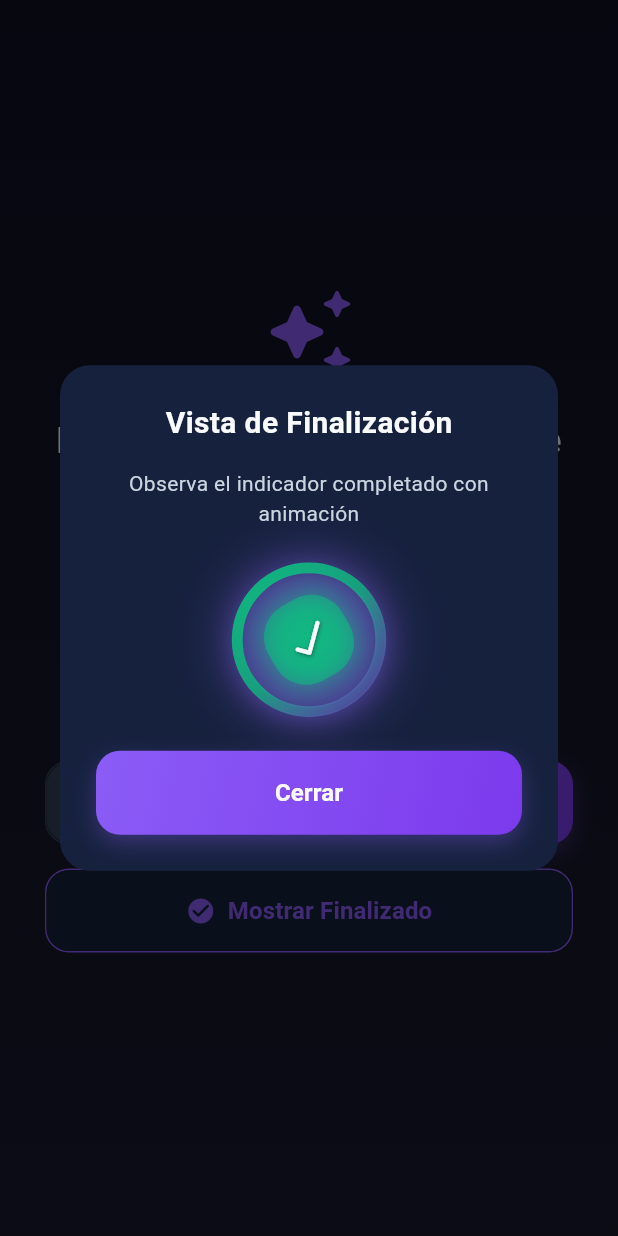
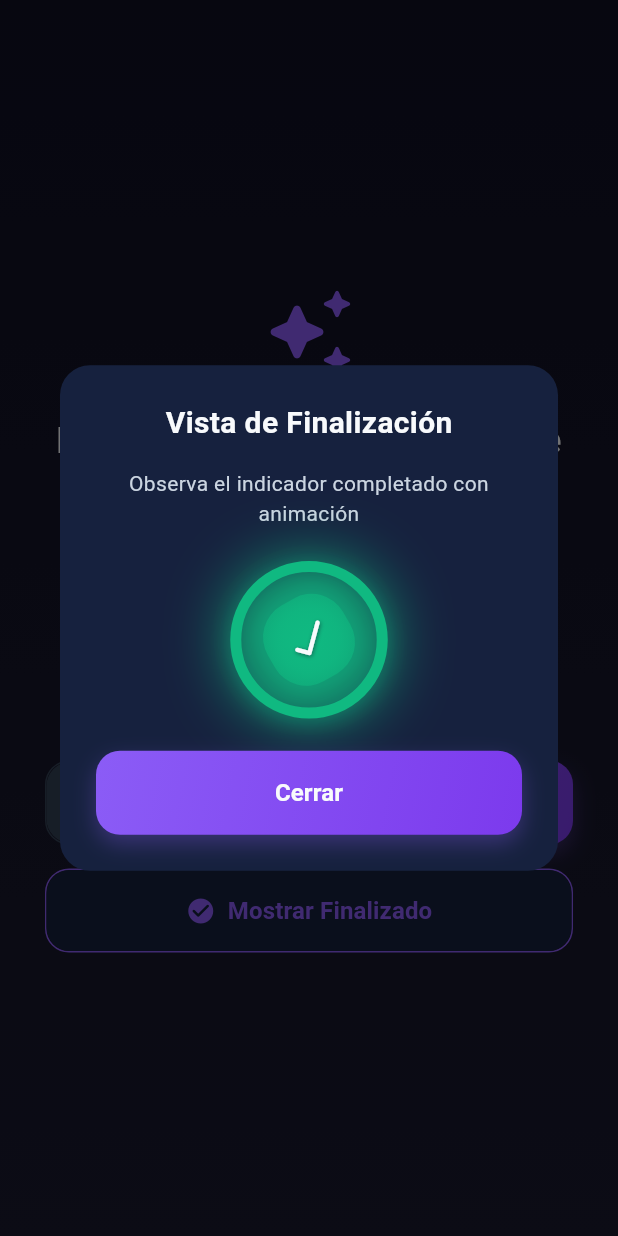
Before and after one commit to MarlonMorales232409/kazerest_form_flutter, a Flutter app: the ProgressDemoView screen opened directly, after a tap on "Mostrar Finalizado", on a phone screen of 412 x 824 dp. Run offline on Flutter 3.47's test engine with Material 3 defaults, Android fonts, the phone set to English and light mode, and no system bars; drawn by our look-alikes of percent_indicator; our stand-ins replace cloud_firestore, firebase_core, freezed_annotation, get; accounts and stored records are empty; Roboto replaces fonts that are missing (System).

Commit message:
smoth animation when form is completed

```diff
--- a/lib/view/questionnaire/circular_progress_widget.dart
+++ b/lib/view/questionnaire/circular_progress_widget.dart
@@ -159,21 +159,25 @@ class _CircularProgressWidgetState extends State<CircularProgressWidget>
             : _persistentProgress.clamp(0.0, 1.0);
 
         return Transform.scale(
-          scale: _pulseAnimation.value,
+          scale: _pulseAnimation.value * (currentDisplayProgress >= 1.0 ? 1.02 : 1.0), // Subtle pulse when complete
           child: Container(
             decoration: BoxDecoration(
               borderRadius: BorderRadius.circular(widget.size / 2),
               boxShadow: [
-                // Outer glow effect
+                // Outer glow effect - stronger when complete
                 BoxShadow(
-                  color: DarkTheme.primaryPurple.withOpacity(_glowAnimation.value * 0.6),
-                  blurRadius: 25,
-                  spreadRadius: 3,
+                  color: currentDisplayProgress >= 1.0
+                      ? DarkTheme.accentGreen.withOpacity(_glowAnimation.value * 0.8)
+                      : DarkTheme.primaryPurple.withOpacity(_glowAnimation.value * 0.6),
+                  blurRadius: currentDisplayProgress >= 1.0 ? 30 : 25,
+                  spreadRadius: currentDisplayProgress >= 1.0 ? 5 : 3,
                   offset: const Offset(0, 0),
                 ),
                 // Inner shadow for depth
                 BoxShadow(
-                  color: DarkTheme.primaryPurple.withOpacity(0.2),
+                  color: currentDisplayProgress >= 1.0
+                      ? DarkTheme.accentGreen.withOpacity(0.3)
+                      : DarkTheme.primaryPurple.withOpacity(0.2),
                   blurRadius: 10,
                   offset: const Offset(0, 3),
                 ),
@@ -185,16 +189,23 @@ class _CircularProgressWidgetState extends State<CircularProgressWidget>
               animation: false, // Disable built-in animation
               percent: currentDisplayProgress, // Use our tracked progress
               center: _buildCenterContent(currentStep, totalSteps),
-              circularStrokeCap: CircularStrokeCap.round,
+              circularStrokeCap: currentDisplayProgress >= 1.0
+                  ? CircularStrokeCap.butt // Use butt cap when complete for proper closure
+                  : CircularStrokeCap.round, // Use round cap during progress
               backgroundColor: DarkTheme.backgroundCard.withOpacity(0.3),
               backgroundWidth: 5.0,
               // Enhanced gradient based on progress
-              linearGradient: LinearGradient(
-                colors: _getGradientColors(currentDisplayProgress),
-                begin: Alignment.topLeft,
-                end: Alignment.bottomRight,
-              ),
-              rotateLinearGradient: true,
+              linearGradient: currentDisplayProgress >= 1.0
+                  ? null // No gradient when complete, use solid color
+                  : LinearGradient(
+                      colors: _getGradientColors(currentDisplayProgress),
+                      begin: Alignment.topLeft,
+                      end: Alignment.bottomRight,
+                    ),
+              progressColor: currentDisplayProgress >= 1.0
+                  ? DarkTheme.accentGreen // Solid green when complete
+                  : null, // Use gradient when not complete
+              rotateLinearGradient: currentDisplayProgress < 1.0,
             ),
           ),
         );
@@ -204,18 +215,30 @@ class _CircularProgressWidgetState extends State<CircularProgressWidget>
 
   List<Color> _getGradientColors(double progress) {
     if (widget.showOnFinishScreen || progress >= 1.0) {
+      // When completed, use solid green colors for a complete circle
       return [
         DarkTheme.accentGreen,
+        DarkTheme.accentGreen,
+        DarkTheme.accentGreen.withOpacity(0.9),
+      ];
+    } else if (progress >= 0.7) {
+      // Start the green transition earlier and make it more gradual
+      final greenRatio = (progress - 0.7) / 0.3; // More gradual from 0.7 to 1.0
+      final smoothRatio = _smoothStep(greenRatio); // Apply smooth interpolation
+
+      final primaryColor = Color.lerp(DarkTheme.primaryPurple, DarkTheme.accentGreen, smoothRatio)!;
+      final secondaryColor = Color.lerp(
+        DarkTheme.primaryPurple.withOpacity(0.8),
         DarkTheme.accentGreen.withOpacity(0.8),
-        DarkTheme.primaryPurple.withOpacity(0.3),
-      ];
-    } else if (progress >= 0.8) {
-      final greenRatio = (progress - 0.8) * 5; // 0.0 to 1.0
-      return [
-        Color.lerp(DarkTheme.primaryPurple, DarkTheme.accentGreen, greenRatio)!,
-        DarkTheme.primaryPurple.withOpacity(0.8),
+        smoothRatio
+      )!;
+      final tertiaryColor = Color.lerp(
         DarkTheme.primaryPurple.withOpacity(0.4),
-      ];
+        DarkTheme.accentGreen.withOpacity(0.6),
+        smoothRatio
+      )!;
+
+      return [primaryColor, secondaryColor, tertiaryColor];
     } else {
       return [
         DarkTheme.primaryPurple,
@@ -223,6 +246,12 @@ class _CircularProgressWidgetState extends State<CircularProgressWidget>
         DarkTheme.primaryPurple.withOpacity(0.4),
       ];
     }
+  }
+
+  // Smooth step function for more natural color transitions
+  double _smoothStep(double t) {
+    t = t.clamp(0.0, 1.0);
+    return t * t * (3.0 - 2.0 * t); // Hermite interpolation
   }
 
   Widget _buildCenterContent(int currentStep, int totalSteps) {
```
